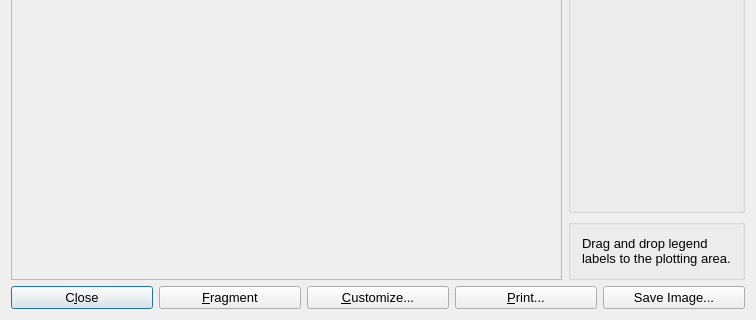
Qt form gems3/vizor4/dlg4/GraphDialog4.ui (gemshub/GEMSGUI) before a commit; both pictures show x 0 to 756 and y 172 to 492 of the 756 by 492 pixel window.
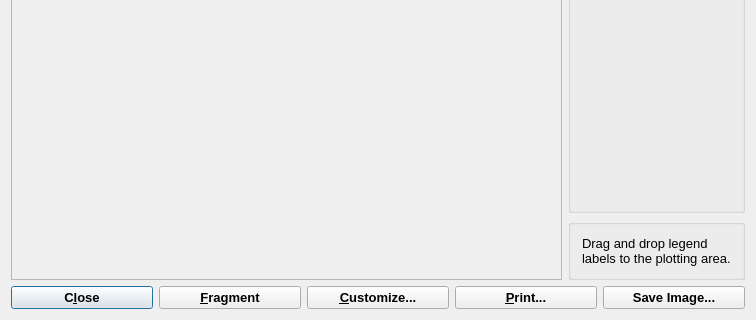
The same form after that commit.

Diff of the .ui file:
```diff
--- a/gems3/vizor4/dlg4/GraphDialog4.ui
+++ b/gems3/vizor4/dlg4/GraphDialog4.ui
@@ -103,6 +103,12 @@
          <verstretch>0</verstretch>
         </sizepolicy>
        </property>
+       <property name="font">
+        <font>
+         <weight>75</weight>
+         <bold>true</bold>
+        </font>
+       </property>
        <property name="toolTip">
         <string>Closes the plot and goes back to the parent window</string>
        </property>
@@ -122,6 +128,12 @@
          <verstretch>0</verstretch>
         </sizepolicy>
        </property>
+       <property name="font">
+        <font>
+         <weight>75</weight>
+         <bold>true</bold>
+        </font>
+       </property>
        <property name="toolTip">
         <string>Shows a fragment of the plot - set up size and position under Configure...</string>
        </property>
@@ -138,6 +150,12 @@
          <verstretch>0</verstretch>
         </sizepolicy>
        </property>
+       <property name="font">
+        <font>
+         <weight>75</weight>
+         <bold>true</bold>
+        </font>
+       </property>
        <property name="toolTip">
         <string>Press to set up axii, colors, and graph legend symbols</string>
        </property>
@@ -157,6 +175,12 @@
          <verstretch>0</verstretch>
         </sizepolicy>
        </property>
+       <property name="font">
+        <font>
+         <weight>75</weight>
+         <bold>true</bold>
+        </font>
+       </property>
        <property name="toolTip">
         <string>Prints the plot and its legend (under construction)</string>
        </property>
@@ -167,6 +191,12 @@
      </item>
      <item>
       <widget class="QPushButton" name="PushButton5">
+       <property name="font">
+        <font>
+         <weight>75</weight>
+         <bold>true</bold>
+        </font>
+       </property>
        <property name="text">
         <string>Save Image...</string>
        </property>
```
